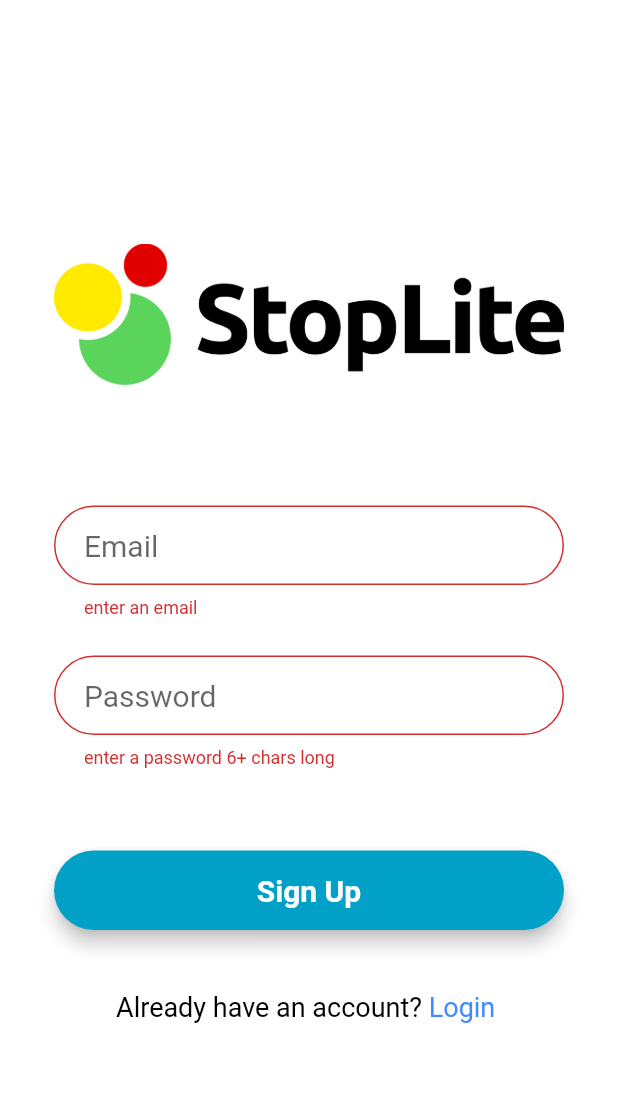
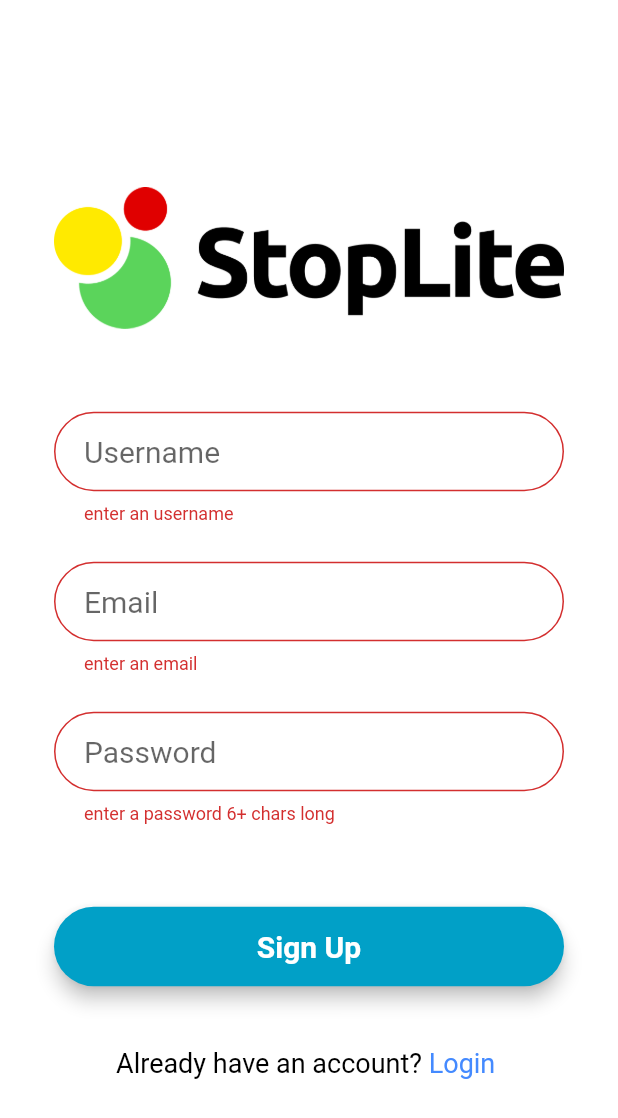
Before and after one commit to lyndon-bot/spotlite, a Flutter app: the SignUpPage screen opened directly, after a tap on "Sign Up", on a phone screen of 412 x 824 dp. Shown: the top 1118 px of the screen. Run offline on Flutter 3.47's test engine with Material 2 defaults, Android fonts, the phone set to English and light mode, and no system bars; our stand-ins replace animated_text_kit, cloud_firestore, firebase_auth, flutter_spinkit, qr_flutter, shimmer; missing offline and left inert: barcode_scan; accounts and stored records are empty; Roboto replaces fonts that are missing (Ubuntu); project files that could hold a hidden picture were left out.

Commit message:
More updates!!

```diff
--- a/lib/models/stoplite.dart
+++ b/lib/models/stoplite.dart
@@ -2,8 +2,9 @@ import 'package:cloud_firestore/cloud_firestore.dart';
 
 class Stoplite {
   final Timestamp createdOn;
-  final String user2;
+  final String user1;
   final int status;
+  final String username;
 
-  Stoplite({this.createdOn, this.user2, this.status});
+  Stoplite({this.createdOn, this.user1, this.status, this.username});
 }
--- a/lib/models/user.dart
+++ b/lib/models/user.dart
@@ -11,6 +11,7 @@ class User {
 class UserData {
   final String uid;
   final String qrid;
+  final String username;
 
-  UserData({this.uid, this.qrid});
+  UserData({this.uid, this.qrid, this.username});
 }
--- a/lib/screens/authenticate/sign_up.dart
+++ b/lib/screens/authenticate/sign_up.dart
@@ -38,7 +38,8 @@ class _SignUpPageState extends State<SignUpPage> {
 
   @override
   Widget build(BuildContext context) {
-    final UsernameField = TextFormField(
+    final usernameField = TextFormField(
+      validator: (val) => val.isEmpty ? 'enter an username' : null,
       onChanged: (val) {
         setState(() => username = val);
       },
@@ -101,8 +102,9 @@ class _SignUpPageState extends State<SignUpPage> {
             setState(() {
               loading = true;
             });
-            dynamic result =
-                await _auth.registerWithEmailAndPassword(email, password);
+            print(password);
+            dynamic result = await _auth.registerWithEmailAndPassword(
+                email, password, username);
             print(result);
             if (result == null) {
               setState(() {
@@ -142,7 +144,7 @@ class _SignUpPageState extends State<SignUpPage> {
                             ),
                           ),
                           SizedBox(height: 25.0),
-                          //UsernameField,
+                          usernameField,
                           SizedBox(height: 25.0),
                           emailField,
                           SizedBox(height: 25.0),
--- a/lib/screens/wrapper.dart
+++ b/lib/screens/wrapper.dart
@@ -8,6 +8,7 @@ class Wrapper extends StatelessWidget {
   @override
   Widget build(BuildContext context) {
     final user = Provider.of<User>(context);
+    //final userData = Provider.of<UserData>(context);
 
     // return either the Home or Authenticate widget
     if (user == null) {
--- a/lib/services/auth.dart
+++ b/lib/services/auth.dart
@@ -80,14 +80,14 @@ class AuthService {
   }
   //register with email and password
 
-  Future registerWithEmailAndPassword(String email, String password) async {
+  Future registerWithEmailAndPassword(
+      String email, String password, String username) async {
     try {
       AuthResult result = await _auth.createUserWithEmailAndPassword(
           email: email.trim(), password: password);
       FirebaseUser user = result.user;
-
       //create a new document for user with the uid
-      await DatabaseService(uid: user.uid).updateUserData();
+      await DatabaseService(uid: user.uid).updateUserData(username);
       return _userFromFireBaseUser(user);
     } catch (error) {
       print(error.toString());
--- a/lib/services/database.dart
+++ b/lib/services/database.dart
@@ -17,10 +17,12 @@ class DatabaseService {
   final CollectionReference stopLiteCollection2 =
       Firestore.instance.collection('interactions');
 
-  Future updateUserData() async {
+  Future updateUserData(String username) async {
+    print(username);
     return await stopLiteCollection.document(uid).setData({
       'uid': uid,
       'qrid': uid,
+      'username': username,
     });
   }
 
@@ -53,6 +55,7 @@ class DatabaseService {
     return UserData(
       uid: uid,
       qrid: snapshot.data['qrid'],
+      username: snapshot.data['username'],
     );
   }
 
@@ -62,13 +65,12 @@ class DatabaseService {
       return Stoplite(
           createdOn: doc.data['createdOn'] ?? '',
           status: doc.data['status'] ?? 0,
-          user2: doc.data['user1'] ?? '0');
+          user1: doc.data['user1'] ?? '0');
     }).toList();
   }
   // get stoplite stream
 
   Stream<List<Stoplite>> get stoplites {
-    //final user = Provider.of<User>;
     print(uid);
 
     return stopLiteCollection2
```
Also changed, not shown: lib/screens/home/stoplite_tile.dart (+36 -3 lines).
